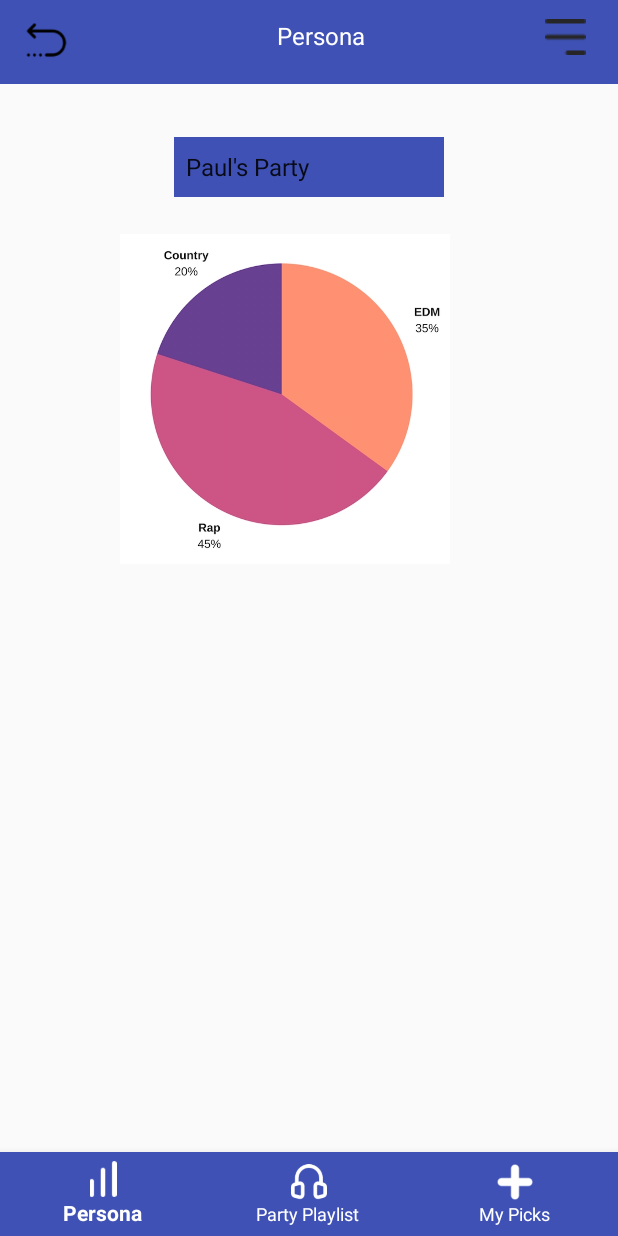
After one commit to kandi97/aux_cord, an Android app: the persona_screen screen opened directly, with no data from a screen before it, on a phone screen of 412 x 824 dp. The commit adds this screen. Run offline under Robolectric (Android 15) with nearby library versions, the phone set to English and light mode, and no system bars.

Commit message:
Persona screen added

```diff
--- a/AuxCord/app/build.gradle
+++ b/AuxCord/app/build.gradle
@@ -21,6 +21,7 @@ android {
 
 dependencies {
     compile fileTree(include: ['*.jar'], dir: 'libs')
+    compile 'com.android.support:support-v4:26.1.0'
     androidTestCompile('com.android.support.test.espresso:espresso-core:2.2.2', {
         exclude group: 'com.android.support', module: 'support-annotations'
     })
--- /dev/null
+++ b/AuxCord/app/src/main/java/com/example/pruales/auxcord/persona_screen.java
@@ -0,0 +1,13 @@
+package com.example.pruales.auxcord;
+
+import android.support.v7.app.AppCompatActivity;
+import android.os.Bundle;
+
+public class persona_screen extends AppCompatActivity {
+
+    @Override
+    protected void onCreate(Bundle savedInstanceState) {
+        super.onCreate(savedInstanceState);
+        setContentView(R.layout.persona_screen);
+    }
+}
--- /dev/null
+++ b/AuxCord/app/src/main/res/layout/persona_screen.xml
@@ -0,0 +1,47 @@
+<?xml version="1.0" encoding="utf-8"?>
+<RelativeLayout xmlns:android="http://schemas.android.com/apk/res/android"
+    xmlns:app="http://schemas.android.com/apk/res-auto"
+    android:layout_width="match_parent"
+    android:layout_height="match_parent">
+
+    <include
+        layout="@layout/persona_toolbar"
+        android:id="@+id/top_toolbar"
+        android:layout_width="match_parent"
+        android:layout_height="wrap_content"/>
+    <ImageButton
+        android:layout_height="220dp"
+        android:layout_width="220dp"
+        android:layout_below="@id/top_toolbar"
+        android:layout_marginTop="100dp"
+        android:layout_marginLeft="80dp"
+        android:background="@drawable/persona_chart_"
+        android:id="@+id/piechart"
+
+        />
+
+    <Spinner
+        android:id="@+id/party_spinner"
+        android:layout_width="180dp"
+        android:layout_height="40dp"
+        android:layout_below="@+id/top_toolbar"
+        android:layout_centerHorizontal="true"
+        android:layout_marginTop="35dp"
+        android:entries="@array/party_list"
+        android:prompt="@string/party_prompt"
+        android:background="@color/colorPrimary"
+        android:textColor="@android:color/white"
+        />
+
+    <android.support.design.widget.BottomNavigationView
+        android:id="@+id/bottom_navigation"
+        android:layout_width="match_parent"
+        android:layout_height="wrap_content"
+        android:layout_alignParentBottom="true"
+        app:itemBackground="@color/colorPrimary"
+        app:menu="@menu/bottom_navigation_main"
+        app:itemIconTint="@drawable/nav_item_color_state"
+        app:itemTextColor="@drawable/nav_item_color_state"/>
+
+
+</RelativeLayout>
--- /dev/null
+++ b/AuxCord/app/src/main/res/layout/persona_toolbar.xml
@@ -0,0 +1,39 @@
+<?xml version="1.0" encoding="utf-8"?>
+<android.support.v7.widget.Toolbar xmlns:android="http://schemas.android.com/apk/res/android"
+    xmlns:app="http://schemas.android.com/apk/res-auto"
+    android:id="@+id/toolbar"
+    android:layout_width="match_parent"
+    android:layout_height="wrap_content"
+    app:contentInsetLeft="0dp"
+    app:contentInsetRight="0dp"
+    android:background="?attr/colorPrimary">
+    <RelativeLayout
+        android:layout_width="match_parent"
+        android:layout_height="wrap_content">
+        <TextView
+            android:id="@+id/toolbar_title"
+            android:layout_width="wrap_content"
+            android:layout_height="wrap_content"
+            android:text="@string/persona"
+            android:textSize="16dp"
+            android:layout_gravity="center"
+            android:layout_centerHorizontal="true"
+            android:textColor="@android:color/white"/>
+        <ImageButton
+            android:layout_width="wrap_content"
+            android:layout_height="wrap_content"
+            android:background="@drawable/menu1"
+            android:layout_toRightOf="@id/toolbar_title"
+            android:layout_marginLeft="120dp"
+            android:layout_gravity="right" />
+        <ImageButton
+            android:layout_width="30dp"
+            android:layout_height="30dp"
+            android:background="@drawable/icon_return"
+            android:scaleType="fitXY"
+            />
+    </RelativeLayout>
+
+
+
+</android.support.v7.widget.Toolbar>
--- a/AuxCord/app/src/main/res/values/colors.xml
+++ b/AuxCord/app/src/main/res/values/colors.xml
@@ -4,4 +4,6 @@
     <color name="colorPrimaryDark">#303F9F</color>
     <color name="colorAccent">#FF4081</color>
     <color name="white">#ffffff</color>
+
+    <color name="black_overlay">#66000000</color>
 </resources>
--- /dev/null
+++ b/AuxCord/app/src/main/res/values/dimens.xml
@@ -0,0 +1,3 @@
+<resources>
+    <dimen name="fab_margin">16dp</dimen>
+</resources>
--- a/AuxCord/app/src/main/res/values/strings.xml
+++ b/AuxCord/app/src/main/res/values/strings.xml
@@ -6,6 +6,7 @@
     <string name="party_playlist">Party Playlist</string>
     <string name="persona">Persona</string>
     <string name="home">Home</string>
+    <string name="persona">Persona</string>
     <string name="search1">Search</string>
     <string name="app_label">Aux_cord</string>
     <string name="search_hint">Enter a party name</string>
@@ -15,4 +16,20 @@
     <string name="nearby_party">Nearby party</string>
     <string name="song_name">Song name</string>
     <string name="now_playing">Now playing</string>
+
+    <string name="title_activity_persona">persona</string>
+    <string name="dummy_button">Dummy Button</string>
+    <string name="dummy_content">DUMMY\nCONTENT</string>
+    <string name="title_activity_persona_page">persona_page</string>
+
+    <string name="app_name">MyAndroidApp</string>
+    <string name="party_prompt">Choose a party</string>
+
+
+    <string-array name="party_list">
+        <item>Paul's Party</item>
+        <item>Akhil's Party</item>
+        <item>Yi's Party</item>
+        <item>Brian's party</item>
+    </string-array>
 </resources>
--- a/AuxCord/app/src/main/res/values/styles.xml
+++ b/AuxCord/app/src/main/res/values/styles.xml
@@ -8,4 +8,20 @@
         <item name="colorAccent">@color/colorAccent</item>
     </style>
 
+    <style name="FullscreenTheme" parent="AppTheme">
+        <item name="android:actionBarStyle">@style/FullscreenActionBarStyle</item>
+        <item name="android:windowActionBarOverlay">true</item>
+        <item name="android:windowBackground">@null</item>
+        <item name="metaButtonBarStyle">?android:attr/buttonBarStyle</item>
+        <item name="metaButtonBarButtonStyle">?android:attr/buttonBarButtonStyle</item>
+    </style>
+
+    <style name="FullscreenActionBarStyle" parent="Widget.AppCompat.ActionBar">
+        <item name="android:background">@color/black_overlay</item>
+    </style>
+
+    <style name="AppTheme.AppBarOverlay" parent="ThemeOverlay.AppCompat.Dark.ActionBar" />
+
+    <style name="AppTheme.PopupOverlay" parent="ThemeOverlay.AppCompat.Light" />
+
 </resources>
```
Also changed, not shown: AuxCord/app/src/main/AndroidManifest.xml (+12 -0 lines), AuxCord/app/src/main/java/com/example/pruales/auxcord/persona.java (added, +163 -0 lines), AuxCord/app/src/main/java/com/example/pruales/auxcord/persona_page.java (added, +29 -0 lines), AuxCord/app/src/main/java/com/example/pruales/auxcord/persona_toolbar.java (added, +13 -0 lines), AuxCord/app/src/main/res/values/attrs.xml (added, +12 -0 lines), AuxCord/build.gradle (+8 -0 lines), AuxCord/app/src/main/res/drawable/persona_chart.jpg (added), AuxCord/app/src/main/res/drawable/persona_chart_.png (added), 1 other file.
